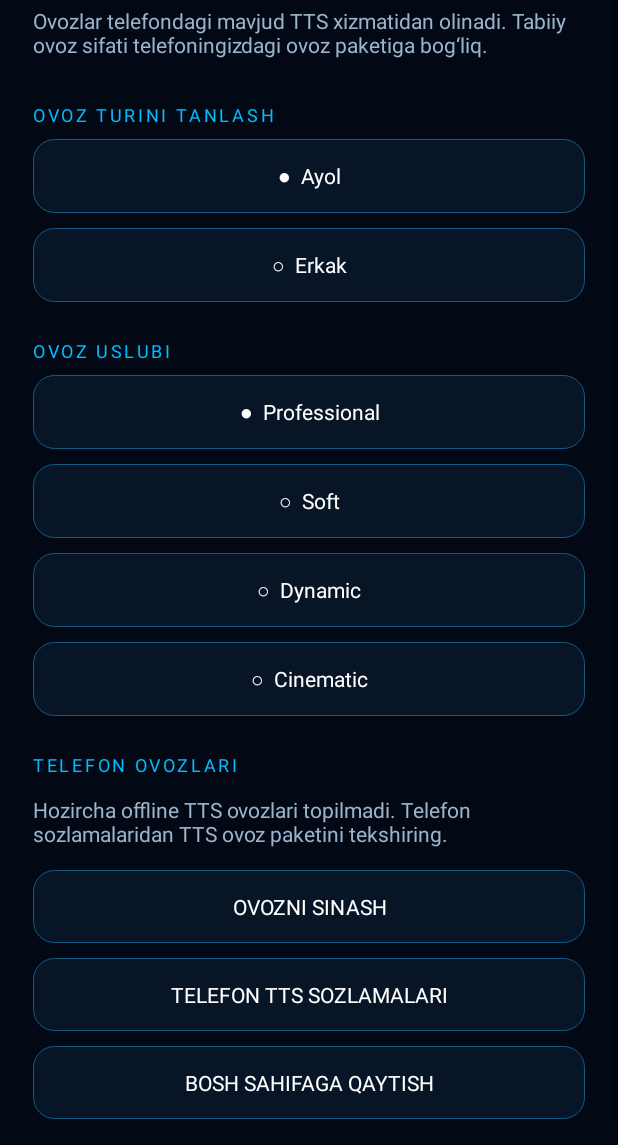
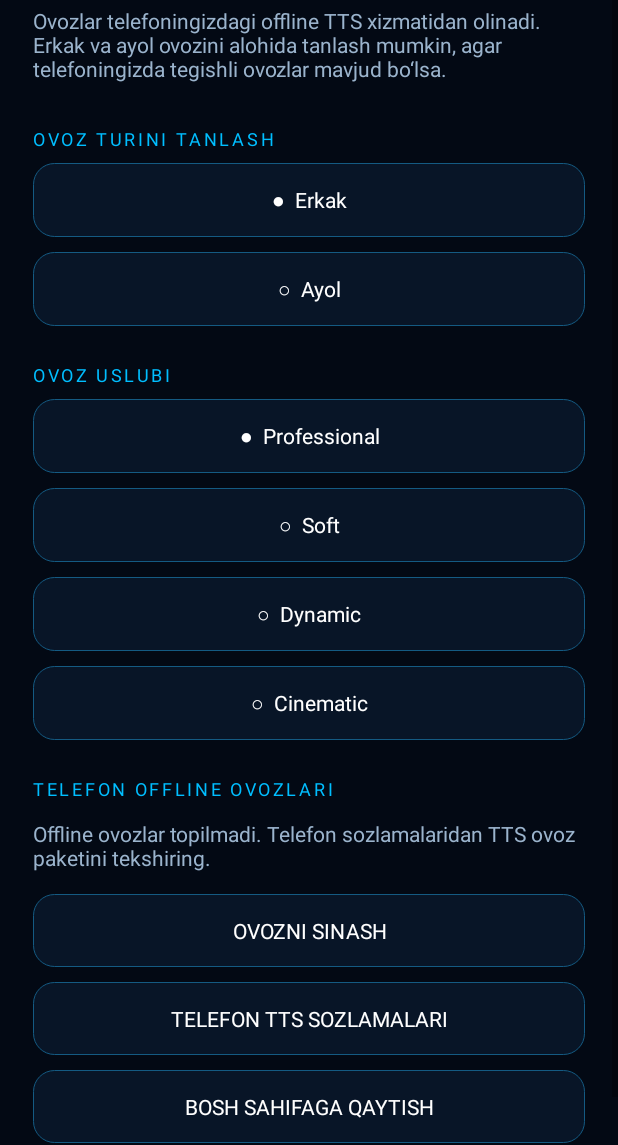
Before and after one commit to ubadydullaev/Nora-AI, an Android app: the screen it shows after launch (MainActivity), after a tap on an icon or button, on a phone screen of 412 x 824 dp, the part 91-1236 px from its top. Run offline under Robolectric (Android 15) with nearby library versions, the phone set to English and light mode, and no system bars; libraries missing offline, so code that uses them is left out: com.k2fsa.sherpa, dev.ffmpegkit.llama.

Commit message:
Update MainActivity.kt

```diff
--- a/app/src/main/java/uz/nora/ai/MainActivity.kt
+++ b/app/src/main/java/uz/nora/ai/MainActivity.kt
@@ -1,3 +1,4 @@
+
 package uz.nora.ai
 
 import android.Manifest
@@ -13,6 +14,7 @@ import android.speech.tts.Voice
 import android.view.Gravity
 import android.view.View
 import android.widget.*
+import kotlinx.coroutines.*
 import java.util.Locale
 
 class MainActivity : Activity(), TextToSpeech.OnInitListener {
@@ -24,15 +26,24 @@ class MainActivity : Activity(), TextToSpeech.OnInitListener {
 
     private lateinit var status: TextView
     private lateinit var answer: TextView
+
     private lateinit var asr: OfflineUzbekAsr
+    private lateinit var localAi: OfflineNoraAI
+
+    private val aiScope = CoroutineScope(
+        SupervisorJob() + Dispatchers.Main
+    )
 
     private var tts: TextToSpeech? = null
     private var ttsReady = false
+
     private var availableVoices: List<Voice> = emptyList()
-    private var selectedGender = "Ayol"
+
+    private var selectedGender = "Erkak"
     private var selectedStyle = "Professional"
+
+    private var maleVoiceName = ""
     private var femaleVoiceName = ""
-    private var maleVoiceName = ""
 
     override fun onCreate(savedInstanceState: Bundle?) {
         super.onCreate(savedInstanceState)
@@ -40,11 +51,32 @@ class MainActivity : Activity(), TextToSpeech.OnInitListener {
         window.statusBarColor = bg
         window.navigationBarColor = Color.BLACK
 
-        val prefs = getSharedPreferences("nora_settings", MODE_PRIVATE)
-        selectedGender = prefs.getString("gender", "Ayol") ?: "Ayol"
-        selectedStyle = prefs.getString("voice", "Professional") ?: "Professional"
-        femaleVoiceName = prefs.getString("female_voice", "") ?: ""
-        maleVoiceName = prefs.getString("male_voice", "") ?: ""
+        val prefs = getSharedPreferences(
+            "nora_settings",
+            MODE_PRIVATE
+        )
+
+        selectedGender = prefs.getString(
+            "gender",
+            "Erkak"
+        ) ?: "Erkak"
+
+        selectedStyle = prefs.getString(
+            "voice",
+            "Professional"
+        ) ?: "Professional"
+
+        maleVoiceName = prefs.getString(
+            "male_voice",
+            ""
+        ) ?: ""
+
+        femaleVoiceName = prefs.getString(
+            "female_voice",
+            ""
+        ) ?: ""
+
+        localAi = OfflineNoraAI(this)
 
         asr = OfflineUzbekAsr(
             this,
@@ -74,7 +106,10 @@ class MainActivity : Activity(), TextToSpeech.OnInitListener {
             text = "N O R A"
             textSize = 26f
             letterSpacing = 0.18f
-            typeface = Typeface.create("sans-serif-light", Typeface.NORMAL)
+            typeface = Typeface.create(
+                "sans-serif-light",
+                Typeface.NORMAL
+            )
             setTextColor(pale)
         }, LinearLayout.LayoutParams(0, dp(50), 1f))
 
@@ -93,24 +128,26 @@ class MainActivity : Activity(), TextToSpeech.OnInitListener {
         }, LinearLayout.LayoutParams(-1, dp(1)))
 
         status = TextView(this).apply {
-            text = if (asr.ready()) "OFFLINE MODEL TAYYOR" else "OFFLINE MODEL YUKLANMAGAN"
+            text = "NORA TAYYORLANMOQDA"
             textSize = 11f
             gravity = Gravity.CENTER
             letterSpacing = 0.12f
             setTextColor(cyan)
             setPadding(0, dp(18), 0, dp(8))
         }
+
         root.addView(status)
 
-        val orb = TextView(this).apply {
+        root.addView(TextView(this).apply {
             text = "◉"
             textSize = 112f
             gravity = Gravity.CENTER
             setTextColor(cyan)
-            typeface = Typeface.create("sans-serif-light", Typeface.NORMAL)
-        }
-
-        root.addView(orb, LinearLayout.LayoutParams(-1, 0, 1f))
+            typeface = Typeface.create(
+                "sans-serif-light",
+                Typeface.NORMAL
+            )
+        }, LinearLayout.LayoutParams(-1, 0, 1f))
 
         root.addView(TextView(this).apply {
             text = "Assalomu alaykum."
@@ -129,31 +166,50 @@ class MainActivity : Activity(), TextToSpeech.OnInitListener {
         })
 
         answer = TextView(this).apply {
-            text = "Suhbat va tanilgan ovoz matni shu yerda ko‘rinadi."
+            text = "Suhbat shu yerda ko‘rinadi."
             textSize = 14f
             setTextColor(pale)
             setPadding(dp(16), dp(14), dp(16), dp(14))
-            background = rounded(panel, 18, Color.rgb(20, 65, 100))
+            background = rounded(
+                panel,
+                18,
+                Color.rgb(20, 65, 100)
+            )
         }
 
-        root.addView(answer, LinearLayout.LayoutParams(-1, dp(85)).apply {
+        root.addView(
+            answer,
+            LinearLayout.LayoutParams(-1, dp(110)).apply {
                 bottomMargin = dp(12)
-        })
+            }
+        )
 
-        root.addView(actionButton("⬇  OFFLINE OVOZ MODELINI YUKLASH") {
+        root.addView(actionButton(
+            "⬇  OFFLINE OVOZ MODELINI YUKLASH"
+        ) {
             asr.downloadModel()
         })
 
-        root.addView(actionButton("◉  GAPIRISHNI BOSHLASH") {
+        root.addView(actionButton(
+            "⬇  NORA AI MODELINI YUKLASH"
+        ) {
+            downloadAiModel()
+        })
+
+        root.addView(actionButton(
+            "◉  GAPIRISHNI BOSHLASH"
+        ) {
             startOfflineListening()
         })
 
-        root.addView(actionButton("⚙  SOZLAMALAR") {
+        root.addView(actionButton(
+            "⚙  SOZLAMALAR"
+        ) {
             showSettings()
         })
 
         root.addView(TextView(this).apply {
-            text = "NORA • OFFLINE VOICE SYSTEM"
+            text = "NORA • OFFLINE AI SYSTEM"
             textSize = 10f
             gravity = Gravity.CENTER
             setTextColor(Color.GRAY)
@@ -161,16 +217,62 @@ class MainActivity : Activity(), TextToSpeech.OnInitListener {
         })
 
         setContentView(root)
+
+        updateStatus()
+    }
+
+    private fun updateStatus() {
+        val voiceReady = asr.ready()
+        val aiReady = localAi.isReady()
+
+        status.text = when {
+            voiceReady && aiReady ->
+                "OFFLINE AI VA OVOZ TAYYOR"
+
+            voiceReady ->
+                "OVOZ TAYYOR • AI YUKLANMAGAN"
+
+            aiReady ->
+                "AI TAYYOR • OVOZ YUKLANMAGAN"
+
+            else ->
+                "OFFLINE MODELLAR YUKLANMAGAN"
+        }
+    }
+
+    private fun downloadAiModel() {
+        aiScope.launch {
+            try {
+                statusMessage("NORA AI MODELI YUKLANMOQDA...")
+
+                localAi.downloadModel { percent ->
+                    statusMessage(
+                        "NORA AI YUKLANMOQDA: $percent%"
+                    )
+                }
+
+                statusMessage("NORA AI MODELI TAYYOR")
+                updateStatus()
+
+            } catch (e: Exception) {
+                statusMessage(
+                    "AI YUKLASH XATOSI: ${e.message}"
+                )
+            }
+        }
     }
 
     private fun startOfflineListening() {
         if (!asr.ready()) {
-            statusMessage("AVVAL OFFLINE MODELINI YUKLAB OLING")
+            statusMessage(
+                "AVVAL OFFLINE OVOZ MODELINI YUKLANG"
+            )
             return
         }
 
-        if (checkSelfPermission(Manifest.permission.RECORD_AUDIO)
-            != PackageManager.PERMISSION_GRANTED
+        if (checkSelfPermission(
+                Manifest.permission.RECORD_AUDIO
+            ) != PackageManager.PERMISSION_GRANTED
         ) {
             requestPermissions(
                 arrayOf(Manifest.permission.RECORD_AUDIO),
@@ -185,8 +287,36 @@ class MainActivity : Activity(), TextToSpeech.OnInitListener {
     private fun showRecognizedText(text: String) {
         answer.text = "SIZ:\n$text"
 
-        // Hozircha tanilgan matn ko‘rsatiladi.
-        // Keyingi bosqichda AI javob tizimi ulanadi.
+        if (!localAi.isReady()) {
+            statusMessage(
+                "AVVAL NORA AI MODELINI YUKLANG"
+            )
+            return
+        }
+
+        aiScope.launch {
+            try {
+                statusMessage(
+                    "NORA JAVOB TAYYORLAMOQDA..."
+                )
+
+                val reply = withContext(Dispatchers.Default) {
+                    localAi.ask(text)
+                }
+
+                answer.text =
+                    "SIZ:\n$text\n\nNORA:\n$reply"
+
+                speak(reply)
+
+                statusMessage("OFFLINE AI TAYYOR")
+
+            } catch (e: Exception) {
+                statusMessage(
+                    "AI XATOSI: ${e.message}"
+                )
+            }
+        }
     }
 
     override fun onRequestPermissionsResult(
@@ -201,10 +331,15 @@ class MainActivity : Activity(), TextToSpeech.OnInitListener {
         )
 
         if (requestCode == 100) {
-            if (grantResults.firstOrNull() == PackageManager.PERMISSION_GRANTED) {
+            if (
+                grantResults.firstOrNull() ==
+                PackageManager.PERMISSION_GRANTED
+            ) {
                 asr.listen()
             } else {
-                statusMessage("MIKROFON RUXSATI BERILMADI")
+                statusMessage(
+                    "MIKROFON RUXSATI BERILMADI"
+                )
             }
         }
     }
@@ -212,32 +347,52 @@ class MainActivity : Activity(), TextToSpeech.OnInitListener {
     private fun showSettings() {
         val page = LinearLayout(this).apply {
             orientation = LinearLayout.VERTICAL
-            setPadding(dp(22), dp(22), dp(22), dp(25))
+            setPadding(
+                dp(22),
+                dp(22),
+                dp(22),
+                dp(25)
+            )
             setBackgroundColor(bg)
         }
 
-        page.addView(sectionTitle("NORA OVOZ SOZLAMALARI"))
+        page.addView(
+            sectionTitle("NORA OVOZ SOZLAMALARI")
+        )
 
         page.addView(infoText(
-            "Ovozlar telefondagi mavjud TTS xizmatidan olinadi. " +
-            "Tabiiy ovoz sifati telefoningizdagi ovoz paketiga bog‘liq."
+            "Ovozlar telefoningizdagi offline TTS " +
+            "xizmatidan olinadi. Erkak va ayol ovozini " +
+            "alohida tanlash mumkin, agar telefoningizda " +
+            "tegishli ovozlar mavjud bo‘lsa."
         ))
 
-        page.addView(sectionTitle("OVOZ TURINI TANLASH"))
+        page.addView(
+            sectionTitle("OVOZ TURINI TANLASH")
+        )
 
-        listOf("Ayol", "Erkak").forEach { gender ->
+        listOf("Erkak", "Ayol").forEach { gender ->
             page.addView(actionButton(
-                (if (selectedGender == gender) "●  " else "○  ") + gender
+                (if (selectedGender == gender) "●  " else "○  ") +
+                    gender
             ) {
                 selectedGender = gender
-                getSharedPreferences("nora_settings", MODE_PRIVATE)
-                    .edit().putString("gender", gender).apply()
+
+                getSharedPreferences(
+                    "nora_settings",
+                    MODE_PRIVATE
+                ).edit()
+                    .putString("gender", gender)
+                    .apply()
+
                 applySelectedVoice()
                 showSettings()
             })
         }
 
-        page.addView(sectionTitle("OVOZ USLUBI"))
+        page.addView(
+            sectionTitle("OVOZ USLUBI")
+        )
 
         listOf(
             "Professional",
@@ -246,54 +401,69 @@ class MainActivity : Activity(), TextToSpeech.OnInitListener {
             "Cinematic"
         ).forEach { style ->
             page.addView(actionButton(
-                (if (selectedStyle == style) "●  " else "○  ") + style
+                (if (selectedStyle == style) "●  " else "○  ") +
+                    style
             ) {
                 selectedStyle = style
-                getSharedPreferences("nora_settings", MODE_PRIVATE)
-                    .edit().putString("voice", style).apply()
+
+                getSharedPreferences(
+                    "nora_settings",
+                    MODE_PRIVATE
+                ).edit()
+                    .putString("voice", style)
+                    .apply()
+
                 applyVoiceStyle()
-                speak("Ovoz uslubi tanlandi")
                 showSettings()
             })
         }
 
-        page.addView(sectionTitle("TELEFON OVOZLARI"))
+        page.addView(
+            sectionTitle("TELEFON OFFLINE OVOZLARI")
+        )
 
-        val voiceNames = availableVoices.map {
-            "${it.name} (${it.locale.displayName})"
-        }
-
-        if (voiceNames.isEmpty()) {
+        if (availableVoices.isEmpty()) {
             page.addView(infoText(
-                "Hozircha offline TTS ovozlari topilmadi. " +
+                "Offline ovozlar topilmadi. " +
                 "Telefon sozlamalaridan TTS ovoz paketini tekshiring."
             ))
         } else {
             val spinner = Spinner(this)
+
+            val names = availableVoices.map {
+                "${it.name} (${it.locale.displayName})"
+            }
+
             val adapter = ArrayAdapter(
                 this,
                 android.R.layout.simple_spinner_item,
-                voiceNames
+                names
             )
+
             adapter.setDropDownViewResource(
                 android.R.layout.simple_spinner_dropdown_item
             )
+
             spinner.adapter = adapter
 
-            val selectedName = if (selectedGender == "Ayol") {
+            val currentName =
+                if (selectedGender == "Erkak") {
+                    maleVoiceName
+                } else {
                     femaleVoiceName
-            } else {
-                maleVoiceName
                 }
 
-            val index = availableVoices.indexOfFirst {
-                it.name == selectedName
+            val currentIndex = availableVoices.indexOfFirst {
+                it.name == currentName
             }
 
-            if (index >= 0) spinner.setSelection(index)
+            if (currentIndex >= 0) {
+                spinner.setSelection(currentIndex)
+            }
 
             spinner.onItemSelectedListener =
                 object : android.widget.AdapterView.OnItemSelectedListener {
+
                     override fun onNothingSelected(
                         parent: android.widget.AdapterView<*>?
                     ) {}
@@ -304,20 +474,30 @@ class MainActivity : Activity(), TextToSpeech.OnInitListener {
                         position: Int,
                         id: Long
                     ) {
-                        if (position !in availableVoices.indices) return
+                        if (
+                            position !in availableVoices.indices
+                        ) return
 
                         val chosen = availableVoices[position]
 
-                        if (selectedGender == "Ayol") {
+                        if (selectedGender == "Erkak") {
+                            maleVoiceName = chosen.name
+                        } else {
                             femaleVoiceName = chosen.name
-                        } else {
-                            maleVoiceName = chosen.name
                         }
 
-                        getSharedPreferences("nora_settings", MODE_PRIVATE)
-                            .edit()
-                            .putString("female_voice", femaleVoiceName)
-                            .putString("male_voice", maleVoiceName)
+                        getSharedPreferences(
+                            "nora_settings",
+                            MODE_PRIVATE
+                        ).edit()
+                            .putString(
+                                "male_voice",
+                                maleVoiceName
+                            )
+                            .putString(
+                                "female_voice",
+                                femaleVoiceName
+                            )
                             .apply()
 
                         applySelectedVoice()
@@ -327,19 +507,32 @@ class MainActivity : Activity(), TextToSpeech.OnInitListener {
             page.addView(spinner)
         }
 
-        page.addView(actionButton("OVOZNI SINASH") {
-            speak("Assalomu alaykum. Men Nora. Sizga yordam berishga tayyorman.")
+        page.addView(actionButton(
+            "OVOZNI SINASH"
+        ) {
+            speak(
+                "Assalomu alaykum. Men Nora. " +
+                "Sizga yordam berishga tayyorman."
+            )
         })
 
-        page.addView(actionButton("TELEFON TTS SOZLAMALARI") {
+        page.addView(actionButton(
+            "TELEFON TTS SOZLAMALARI"
+        ) {
             try {
-                startActivity(Intent("com.android.settings.TTS_SETTINGS"))
+                startActivity(
+                    Intent("com.android.settings.TTS_SETTINGS")
+                )
             } catch (_: Exception) {
-                statusMessage("TTS SOZLAMALARI OCHILMADI")
+                statusMessage(
+                    "TTS SOZLAMALARI OCHILMADI"
+                )
             }
         })
 
-        page.addView(actionButton("BOSH SAHIFAGA QAYTISH") {
+        page.addView(actionButton(
+            "BOSH SAHIFAGA QAYTISH"
+        ) {
             showHome()
         })
 
@@ -350,7 +543,9 @@ class MainActivity : Activity(), TextToSpeech.OnInitListener {
 
     override fun onInit(result: Int) {
         if (result != TextToSpeech.SUCCESS) {
-            statusMessage("TTS XIZMATI ISHGA TUSHMADI")
+            statusMessage(
+                "TTS XIZMATI ISHGA TUSHMADI"
+            )
             return
         }
 
@@ -359,40 +554,50 @@ class MainActivity : Activity(), TextToSpeech.OnInitListener {
         val engine = tts ?: return
 
         availableVoices = engine.voices
-            ?.filter { !it.isNetworkConnectionRequired }
-            ?.sortedBy { it.name.lowercase(Locale.ROOT) }
+            ?.filter {
+                !it.isNetworkConnectionRequired
+            }
+            ?.sortedBy {
+                it.name.lowercase(Locale.ROOT)
+            }
             ?: emptyList()
 
         val uzVoice = availableVoices.firstOrNull {
             it.locale.language == "uz"
         }
 
-        if (femaleVoiceName.isBlank()) {
-            femaleVoiceName = uzVoice?.name
+        if (maleVoiceName.isBlank()) {
+            maleVoiceName =
+                uzVoice?.name
                     ?: availableVoices.firstOrNull()?.name.orEmpty()
         }
 
-        if (maleVoiceName.isBlank()) {
-            maleVoiceName = uzVoice?.name
+        if (femaleVoiceName.isBlank()) {
+            femaleVoiceName =
+                uzVoice?.name
                     ?: availableVoices.firstOrNull()?.name.orEmpty()
         }
 
         applySelectedVoice()
+        updateStatus()
     }
 
     private fun applySelectedVoice() {
         if (!ttsReady) return
 
-        val wanted = if (selectedGender == "Ayol") {
+        val wanted =
+            if (selectedGender == "Erkak") {
+                maleVoiceName
+            } else {
                 femaleVoiceName
-        } else {
-            maleVoiceName
             }
 
-        availableVoices.firstOrNull {
+        val voice = availableVoices.firstOrNull {
             it.name == wanted
-        }?.let {
-            tts?.voice = it
+        }
+
+        if (voice != null) {
+            tts?.voice = voice
         }
 
         applyVoiceStyle()
@@ -426,11 +631,14 @@ class MainActivity : Activity(), TextToSpeech.OnInitListener {
 
     private fun speak(message: String) {
         if (!ttsReady) {
-            statusMessage("OVOZ XIZMATI TAYYORLANMOQDA")
+            statusMessage(
+                "OVOZ XIZMATI TAYYORLANMOQDA"
+            )
             return
         }
 
         applyVoiceStyle()
+
         tts?.speak(
             message,
             TextToSpeech.QUEUE_FLUSH,
@@ -456,9 +664,22 @@ class MainActivity : Activity(), TextToSpeech.OnInitListener {
             textSize = 14f
             gravity = Gravity.CENTER
             setTextColor(Color.WHITE)
-            setPadding(dp(12), dp(15), dp(12), dp(15))
-            background = rounded(panel, 14, Color.rgb(20, 90, 130))
-            setOnClickListener { action() }
+            setPadding(
+                dp(12),
+                dp(15),
+                dp(12),
+                dp(15)
+            )
+
+            background = rounded(
+                panel,
+                14,
+                Color.rgb(20, 90, 130)
+            )
+
+            setOnClickListener {
+                action()
+            }
 
             layoutParams = LinearLayout.LayoutParams(
                 -1,
@@ -469,19 +690,33 @@ class MainActivity : Activity(), TextToSpeech.OnInitListener {
         }
     }
 
-    private fun sectionTitle(value: String) = TextView(this).apply {
+    private fun sectionTitle(value: String) =
+        TextView(this).apply {
             text = value
             textSize = 12f
             letterSpacing = 0.15f
             setTextColor(cyan)
-        setPadding(0, dp(14), 0, dp(8))
+            setPadding(
+                0,
+                dp(14),
+                0,
+                dp(8)
+            )
         }
 
-    private fun infoText(value: String) = TextView(this).apply {
+    private fun infoText(value: String) =
+        TextView(this).apply {
             text = value
             textSize = 14f
-        setTextColor(Color.rgb(155, 180, 205))
-        setPadding(0, dp(4), 0, dp(15))
+            setTextColor(
+                Color.rgb(155, 180, 205)
+            )
+            setPadding(
+                0,
+                dp(4),
+                0,
+                dp(15)
+            )
         }
 
     private fun rounded(
@@ -497,13 +732,27 @@ class MainActivity : Activity(), TextToSpeech.OnInitListener {
     }
 
     private fun dp(value: Int): Int {
-        return (value * resources.displayMetrics.density).toInt()
+        return (
+            value * resources.displayMetrics.density
+        ).toInt()
     }
 
     override fun onDestroy() {
+        aiScope.cancel()
+
+        try {
             asr.close()
+        } catch (_: Exception) {
+        }
+
+        try {
+            localAi.close()
+        } catch (_: Exception) {
+        }
+
         tts?.stop()
         tts?.shutdown()
+
         super.onDestroy()
     }
 }
```
Lines whose indentation alone changed are shown as unchanged.
